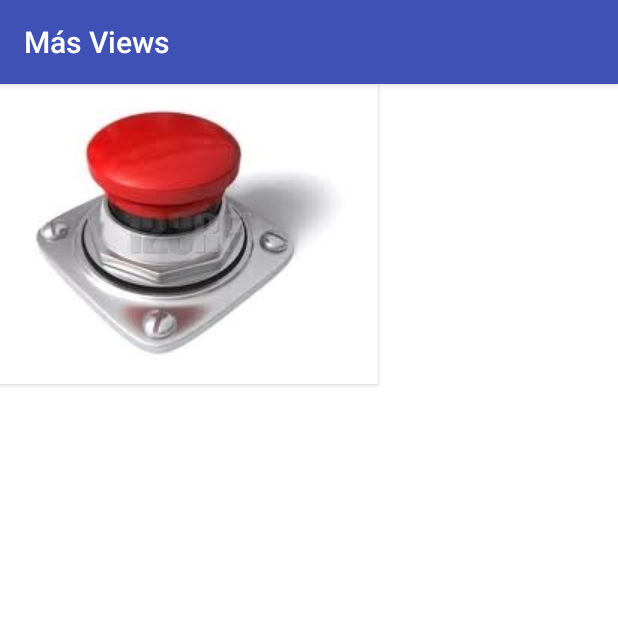
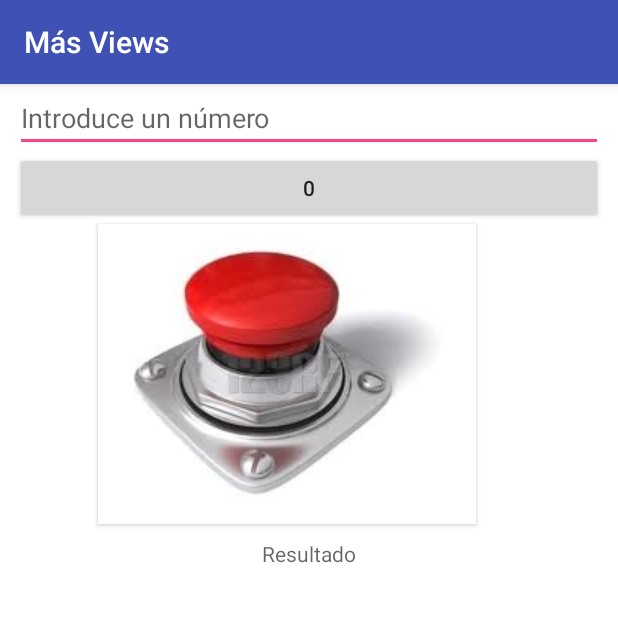
Before and after one commit to Fran250581/MasViews, an Android app: the screen it shows after launch (MainActivity), after a tap on an icon or button, on a phone screen of 412 x 824 dp, the top half of it. Run offline under Robolectric (Android 15) with nearby library versions, the phone set to English and light mode, and no system bars; libraries missing offline, so code that uses them is left out: com.example.fran.

Commit message:
Commit 2

```diff
--- a/app/build.gradle
+++ b/app/build.gradle
@@ -6,7 +6,7 @@ apply plugin: 'kotlin-android-extensions'
 
 android {
     compileSdkVersion 26
-    buildToolsVersion "26.0.0"
+    buildToolsVersion '26.0.2'
     defaultConfig {
         applicationId "com.example.fran.com.msviews"
         minSdkVersion 15
--- a/app/src/main/java/com/example/fran/com/msviews/MainActivity.kt
+++ b/app/src/main/java/com/example/fran/com/msviews/MainActivity.kt
@@ -3,7 +3,8 @@ package com.example.fran.com.msviews
 import android.support.v7.app.AppCompatActivity
 import android.os.Bundle
 import android.view.View
-import android.widget.Toast
+import kotlinx.android.synthetic.main.activity_main.*
+
 
 class MainActivity : AppCompatActivity() {
 
@@ -12,8 +13,14 @@ class MainActivity : AppCompatActivity() {
         setContentView(R.layout.activity_main)
     }
 
+    fun sePulsa0(view: View) {
+        entrada.setText(entrada.text.toString() + view.tag as String)
+    }
+
     fun sePulsa(view: View) {
-        Toast.makeText(this, "Pulsado", Toast.LENGTH_SHORT).show()
+        if(entrada.text.toString() != ""){
+            salida.text = (java.lang.Float.parseFloat(entrada.text.toString()) * 2.0).toString()
+        }
     }
 
 }
--- a/app/src/main/res/layout/activity_main.xml
+++ b/app/src/main/res/layout/activity_main.xml
@@ -4,13 +4,43 @@
     xmlns:tools="http://schemas.android.com/tools"
     android:layout_width="match_parent"
     android:layout_height="match_parent"
+    android:background="#FFFFFF"
     android:orientation="vertical"
-    android:background="#FFFFFF"
+    android:paddingLeft="10dp"
+    android:paddingRight="10dp"
     tools:context="com.example.fran.com.msviews.MainActivity">
 
-    <Button android:id="@+id/button1"
+    <EditText
+        android:id="@+id/entrada"
+        android:layout_width="match_parent"
+        android:layout_height="wrap_content"
+        android:ems="10"
+        android:hint="@string/entrada"
+        android:inputType="numberDecimal" />
+
+    <Button
+        android:id="@+id/boton0"
+        android:layout_width="match_parent"
+        android:layout_height="wrap_content"
+        android:onClick="sePulsa0"
+        android:tag="0"
+        android:text="0" />
+
+    <Button
+        android:id="@+id/button1"
         android:layout_width="wrap_content"
         android:layout_height="wrap_content"
+        android:layout_marginLeft="55dp"
         android:background="@drawable/boton"
-        android:onClick="sePulsa"/>
+        android:onClick="sePulsa" />
+
+    <TextView
+        android:id="@+id/salida"
+        android:layout_width="match_parent"
+        android:layout_height="wrap_content"
+        android:gravity="center_horizontal"
+        android:hint="@string/salida"
+        android:paddingTop="10dp"
+        android:text=""
+        android:textColor="#0000FF" />
 </LinearLayout>
--- a/app/src/main/res/values/strings.xml
+++ b/app/src/main/res/values/strings.xml
@@ -1,3 +1,5 @@
 <resources>
     <string name="app_name">Más Views</string>
+    <string name="entrada">Introduce un número</string>
+    <string name="salida">Resultado</string>
 </resources>
--- a/build.gradle
+++ b/build.gradle
@@ -7,7 +7,7 @@ buildscript {
         jcenter()
     }
     dependencies {
-        classpath 'com.android.tools.build:gradle:3.0.0-alpha8'
+        classpath 'com.android.tools.build:gradle:3.0.0-beta7'
         classpath "org.jetbrains.kotlin:kotlin-gradle-plugin:$kotlin_version"
 
         // NOTE: Do not place your application dependencies here; they belong
```
Also changed, not shown: gradle/wrapper/gradle-wrapper.properties.
